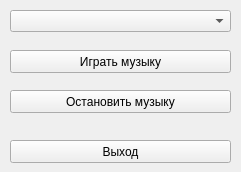
First picture: the form in SoundAlpha.ui, repository psesg/SoundAlpha, before the edit.
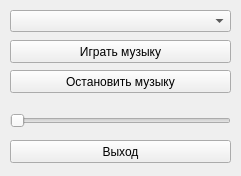
Second picture: the form after the edit. Icons and pictures are not drawn.

Patch:
```diff
--- a/SoundAlpha.ui
+++ b/SoundAlpha.ui
@@ -10,7 +10,7 @@
     <x>0</x>
     <y>0</y>
     <width>241</width>
-    <height>172</height>
+    <height>176</height>
    </rect>
   </property>
   <property name="sizePolicy">
@@ -45,7 +45,7 @@
     <property name="geometry">
      <rect>
       <x>10</x>
-      <y>50</y>
+      <y>40</y>
       <width>221</width>
       <height>23</height>
      </rect>
@@ -64,7 +64,7 @@
     <property name="geometry">
      <rect>
       <x>10</x>
-      <y>90</y>
+      <y>70</y>
       <width>221</width>
       <height>23</height>
      </rect>
@@ -99,6 +99,19 @@
      <string/>
     </property>
    </widget>
+   <widget class="QSlider" name="horizontalSlider">
+    <property name="geometry">
+     <rect>
+      <x>10</x>
+      <y>110</y>
+      <width>221</width>
+      <height>22</height>
+     </rect>
+    </property>
+    <property name="orientation">
+     <enum>Qt::Horizontal</enum>
+    </property>
+   </widget>
   </widget>
  </widget>
  <resources/>
```
Left out of the diff: 5 changed lines with no effect on the pictures.
